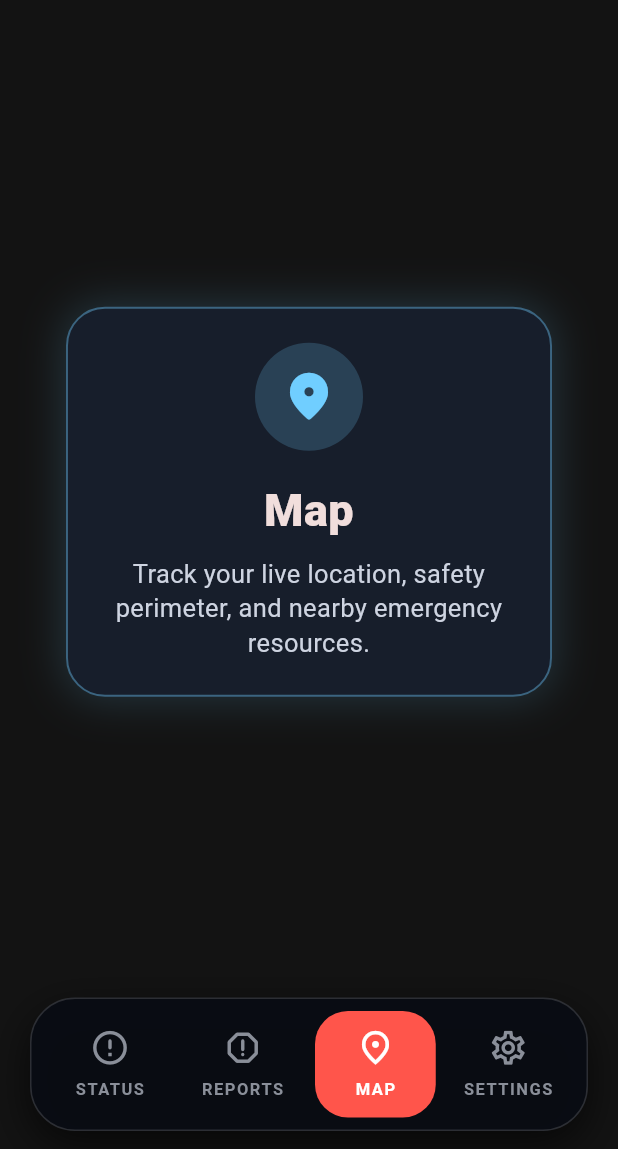
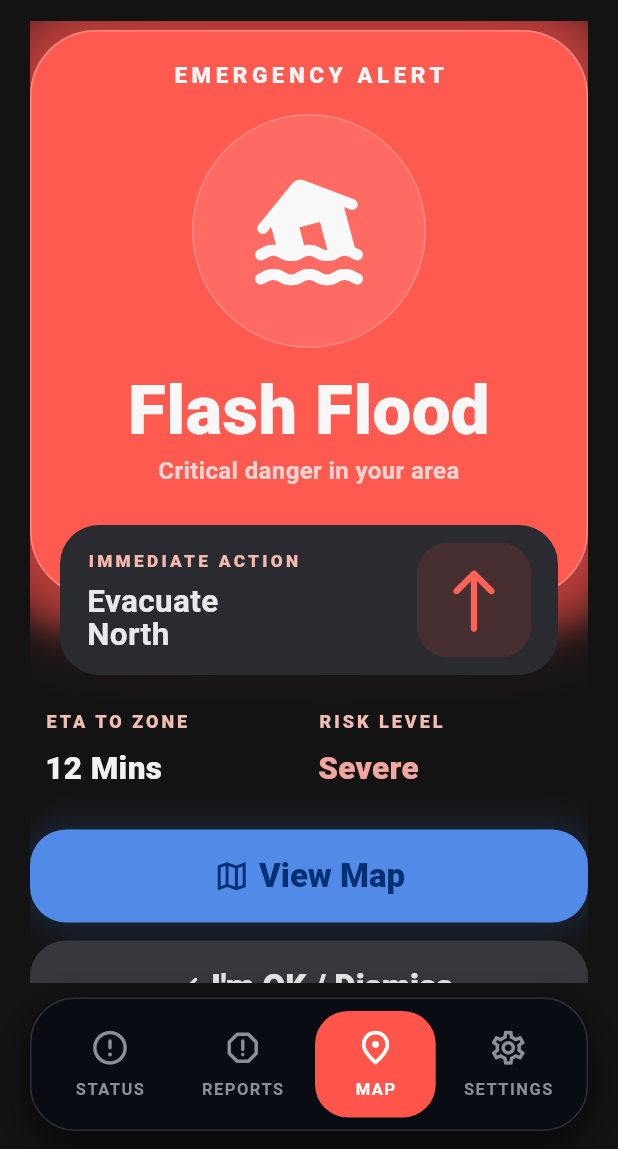
Before and after one commit to devansharora18/argos, a Flutter app: the screen it shows after launch, item 3 of the bottom bar chosen, on a phone screen of 412 x 824 dp, the part 87-1236 px from its top. Run offline on Flutter 3.47's test engine with Material 3 defaults, Android fonts, the phone set to English and light mode, and no system bars; our stand-ins replace flutter_riverpod.

Commit message:
feat: add MapAlertPage with routing and UI for emergency alerts

```diff
--- a/argos_app/lib/routing/app_router.dart
+++ b/argos_app/lib/routing/app_router.dart
@@ -3,6 +3,7 @@ import 'package:flutter/material.dart';
 import '../models/argos_tab.dart';
 import '../screens/action_page.dart';
 import '../screens/argos_home_page.dart';
+import '../screens/map_alert_page.dart';
 import '../screens/text_report_page.dart';
 import '../screens/voice_report_page.dart';
 import 'app_routes.dart';
@@ -63,14 +64,9 @@ class AppRouter {
           beginOffset: const Offset(0.14, 0),
         );
       case AppRoutes.map:
-        return _buildActionRoute(
+        return _buildMapRoute(
           settings: settings,
           selectedTab: ArgosTab.map,
-          title: 'Map',
-          subtitle:
-              'Track your live location, safety perimeter, and nearby emergency resources.',
-          icon: Icons.place_rounded,
-          accent: const Color(0xFF70CEFF),
           beginOffset: const Offset(0, 0.16),
         );
       case AppRoutes.settings:
@@ -194,4 +190,35 @@ class AppRouter {
       },
     );
   }
+
+  static Route<void> _buildMapRoute({
+    required RouteSettings settings,
+    required ArgosTab selectedTab,
+    required Offset beginOffset,
+  }) {
+    return PageRouteBuilder<void>(
+      settings: settings,
+      transitionDuration: const Duration(milliseconds: 320),
+      reverseTransitionDuration: const Duration(milliseconds: 220),
+      pageBuilder: (_, __, ___) => MapAlertPage(selectedTab: selectedTab),
+      transitionsBuilder: (_, animation, __, child) {
+        final curved = CurvedAnimation(
+          parent: animation,
+          curve: Curves.easeOutCubic,
+          reverseCurve: Curves.easeInCubic,
+        );
+
+        return FadeTransition(
+          opacity: curved,
+          child: SlideTransition(
+            position: Tween<Offset>(
+              begin: beginOffset,
+              end: Offset.zero,
+            ).animate(curved),
+            child: child,
+          ),
+        );
+      },
+    );
+  }
 }
--- /dev/null
+++ b/argos_app/lib/screens/map_alert_page.dart
@@ -0,0 +1,361 @@
+import 'package:flutter/material.dart';
+
+import '../models/argos_tab.dart';
+import '../widgets/argos_screen_shell.dart';
+
+class MapAlertPage extends StatelessWidget {
+  const MapAlertPage({super.key, this.selectedTab = ArgosTab.map});
+
+  final ArgosTab selectedTab;
+
+  @override
+  Widget build(BuildContext context) {
+    return ArgosScreenShell(
+      selectedTab: selectedTab,
+      child: LayoutBuilder(
+        builder: (context, constraints) {
+          return Container(
+            decoration: const BoxDecoration(
+              gradient: RadialGradient(
+                center: Alignment(0.1, -0.3),
+                radius: 1.2,
+                colors: [
+                  Color(0x1A426FC7),
+                  Color(0x1213161E),
+                  Color(0x00131313),
+                ],
+                stops: [0, 0.58, 1],
+              ),
+            ),
+            child: SingleChildScrollView(
+              physics: const BouncingScrollPhysics(
+                parent: AlwaysScrollableScrollPhysics(),
+              ),
+              child: ConstrainedBox(
+                constraints: BoxConstraints(minHeight: constraints.maxHeight),
+                child: Column(
+                  crossAxisAlignment: CrossAxisAlignment.stretch,
+                  children: [
+                    const SizedBox(height: 6),
+                    Stack(
+                      clipBehavior: Clip.none,
+                      children: [
+                        const _EmergencyAlertCard(),
+                        Positioned(
+                          left: 20,
+                          right: 20,
+                          bottom: -52,
+                          child: _ImmediateActionCard(
+                            onPressed: () {
+                              ScaffoldMessenger.of(context)
+                                ..hideCurrentSnackBar()
+                                ..showSnackBar(
+                                  const SnackBar(
+                                    content: Text(
+                                      'Navigation set to evacuation route.',
+                                    ),
+                                  ),
+                                );
+                            },
+                          ),
+                        ),
+                      ],
+                    ),
+                    const SizedBox(height: 74),
+                    const Padding(
+                      padding: EdgeInsets.symmetric(horizontal: 10),
+                      child: Row(
+                        children: [
+                          Expanded(
+                            child: _AlertMetric(
+                              label: 'ETA TO ZONE',
+                              value: '12 Mins',
+                              valueColor: Color(0xFFF1F2F3),
+                            ),
+                          ),
+                          SizedBox(width: 12),
+                          Expanded(
+                            child: _AlertMetric(
+                              label: 'RISK LEVEL',
+                              value: 'Severe',
+                              valueColor: Color(0xFFF3A6A0),
+                            ),
+                          ),
+                        ],
+                      ),
+                    ),
+                    const SizedBox(height: 26),
+                    _MapActionButton(
+                      label: 'View Map',
+                      icon: Icons.map_outlined,
+                      backgroundColor: const Color(0xFF528AE8),
+                      foregroundColor: const Color(0xFF052F73),
+                      glowColor: const Color(0x3A4D8AFF),
+                      onPressed: () {
+                        ScaffoldMessenger.of(context)
+                          ..hideCurrentSnackBar()
+                          ..showSnackBar(
+                            const SnackBar(
+                              content: Text('Opening hazard map view...'),
+                            ),
+                          );
+                      },
+                    ),
+                    const SizedBox(height: 12),
+                    _MapActionButton(
+                      label: 'I\'m OK / Dismiss',
+                      icon: Icons.check_rounded,
+                      backgroundColor: const Color(0xFF37383C),
+                      foregroundColor: const Color(0xFFE7E7E9),
+                      glowColor: const Color(0x00000000),
+                      onPressed: () {
+                        ScaffoldMessenger.of(context)
+                          ..hideCurrentSnackBar()
+                          ..showSnackBar(
+                            const SnackBar(
+                              content: Text('Alert dismissed. Stay safe.'),
+                            ),
+                          );
+                      },
+                    ),
+                    const SizedBox(height: 8),
+                  ],
+                ),
+              ),
+            ),
+          );
+        },
+      ),
+    );
+  }
+}
+
+class _EmergencyAlertCard extends StatelessWidget {
+  const _EmergencyAlertCard();
+
+  @override
+  Widget build(BuildContext context) {
+    return Container(
+      width: double.infinity,
+      padding: const EdgeInsets.symmetric(horizontal: 20, vertical: 18),
+      decoration: BoxDecoration(
+        color: const Color(0xFFFF5A50),
+        borderRadius: BorderRadius.circular(44),
+        border: Border.all(color: const Color(0x4CFFFFFF)),
+        boxShadow: const [
+          BoxShadow(color: Color(0xA1FF4A45), blurRadius: 52, spreadRadius: 6),
+          BoxShadow(color: Color(0x68FF4F4A), blurRadius: 28, spreadRadius: 14),
+          BoxShadow(color: Color(0x4CFF4F4A), blurRadius: 14, spreadRadius: 20),
+        ],
+      ),
+      child: Column(
+        children: [
+          const Text(
+            'EMERGENCY ALERT',
+            style: TextStyle(
+              color: Color(0xFFF5F5F5),
+              fontSize: 15,
+              letterSpacing: 3.0,
+              fontWeight: FontWeight.w800,
+            ),
+          ),
+          const SizedBox(height: 16),
+          Container(
+            width: 156,
+            height: 156,
+            decoration: BoxDecoration(
+              color: const Color(0x1AFFFFFF),
+              shape: BoxShape.circle,
+              border: Border.all(color: const Color(0x36FFFFFF)),
+            ),
+            child: const Icon(
+              Icons.flood_rounded,
+              size: 86,
+              color: Color(0xFFF9F9FA),
+            ),
+          ),
+          const SizedBox(height: 18),
+          const Text(
+            'Flash Flood',
+            textAlign: TextAlign.center,
+            style: TextStyle(
+              color: Color(0xFFF7F7F8),
+              fontSize: 46,
+              fontWeight: FontWeight.w800,
+              height: 1,
+            ),
+          ),
+          const SizedBox(height: 6),
+          const Text(
+            'Critical danger in your area',
+            textAlign: TextAlign.center,
+            style: TextStyle(
+              color: Color(0xFFF8D3CF),
+              fontSize: 16,
+              fontWeight: FontWeight.w600,
+            ),
+          ),
+          const SizedBox(height: 54),
+        ],
+      ),
+    );
+  }
+}
+
+class _ImmediateActionCard extends StatelessWidget {
+  const _ImmediateActionCard({required this.onPressed});
+
+  final VoidCallback onPressed;
+
+  @override
+  Widget build(BuildContext context) {
+    return Container(
+      padding: const EdgeInsets.fromLTRB(18, 12, 18, 12),
+      decoration: BoxDecoration(
+        color: const Color(0xFF2A2B30),
+        borderRadius: BorderRadius.circular(26),
+      ),
+      child: Row(
+        crossAxisAlignment: CrossAxisAlignment.center,
+        children: [
+          const Expanded(
+            child: Column(
+              crossAxisAlignment: CrossAxisAlignment.start,
+              children: [
+                Text(
+                  'IMMEDIATE ACTION',
+                  style: TextStyle(
+                    color: Color(0xFFF5B8AF),
+                    fontSize: 11.5,
+                    letterSpacing: 2.2,
+                    fontWeight: FontWeight.w800,
+                  ),
+                ),
+                SizedBox(height: 8),
+                Text(
+                  'Evacuate\nNorth',
+                  style: TextStyle(
+                    color: Color(0xFFEAEAEC),
+                    fontSize: 21,
+                    fontWeight: FontWeight.w700,
+                    height: 1.06,
+                  ),
+                ),
+              ],
+            ),
+          ),
+          const SizedBox(width: 12),
+          Material(
+            color: Colors.transparent,
+            child: InkWell(
+              borderRadius: BorderRadius.circular(20),
+              onTap: onPressed,
+              child: Container(
+                width: 76,
+                height: 76,
+                decoration: BoxDecoration(
+                  color: const Color(0x4C8A3832),
+                  borderRadius: BorderRadius.circular(20),
+                ),
+                child: const Icon(
+                  Icons.north_rounded,
+                  size: 50,
+                  color: Color(0xFFFF6256),
+                ),
+              ),
+            ),
+          ),
+        ],
+      ),
+    );
+  }
+}
+
+class _AlertMetric extends StatelessWidget {
+  const _AlertMetric({
+    required this.label,
+    required this.value,
+    required this.valueColor,
+  });
+
+  final String label;
+  final String value;
+  final Color valueColor;
+
+  @override
+  Widget build(BuildContext context) {
+    return Column(
+      crossAxisAlignment: CrossAxisAlignment.start,
+      children: [
+        Text(
+          label,
+          style: const TextStyle(
+            color: Color(0xFFF0BEB6),
+            fontSize: 12,
+            letterSpacing: 2.0,
+            fontWeight: FontWeight.w800,
+          ),
+        ),
+        const SizedBox(height: 8),
+        Text(
+          value,
+          style: TextStyle(
+            color: valueColor,
+            fontSize: 21,
+            fontWeight: FontWeight.w800,
+          ),
+        ),
+      ],
+    );
+  }
+}
+
+class _MapActionButton extends StatelessWidget {
+  const _MapActionButton({
+    required this.label,
+    required this.icon,
+    required this.backgroundColor,
+    required this.foregroundColor,
+    required this.glowColor,
+    required this.onPressed,
+  });
+
+  final String label;
+  final IconData icon;
+  final Color backgroundColor;
+  final Color foregroundColor;
+  final Color glowColor;
+  final VoidCallback onPressed;
+
+  @override
+  Widget build(BuildContext context) {
+    return DecoratedBox(
+      decoration: BoxDecoration(
+        borderRadius: BorderRadius.circular(24),
+        boxShadow: [
+          BoxShadow(color: glowColor, blurRadius: 20, spreadRadius: 1),
+        ],
+      ),
+      child: SizedBox(
+        width: double.infinity,
+        child: FilledButton.icon(
+          onPressed: onPressed,
+          icon: Icon(icon, size: 25),
+          label: Text(label),
+          style: FilledButton.styleFrom(
+            backgroundColor: backgroundColor,
+            foregroundColor: foregroundColor,
+            padding: const EdgeInsets.symmetric(horizontal: 20, vertical: 18),
+            shape: RoundedRectangleBorder(
+              borderRadius: BorderRadius.circular(24),
+            ),
+            textStyle: const TextStyle(
+              fontSize: 22,
+              fontWeight: FontWeight.w800,
+            ),
+          ),
+        ),
+      ),
+    );
+  }
+}
```
